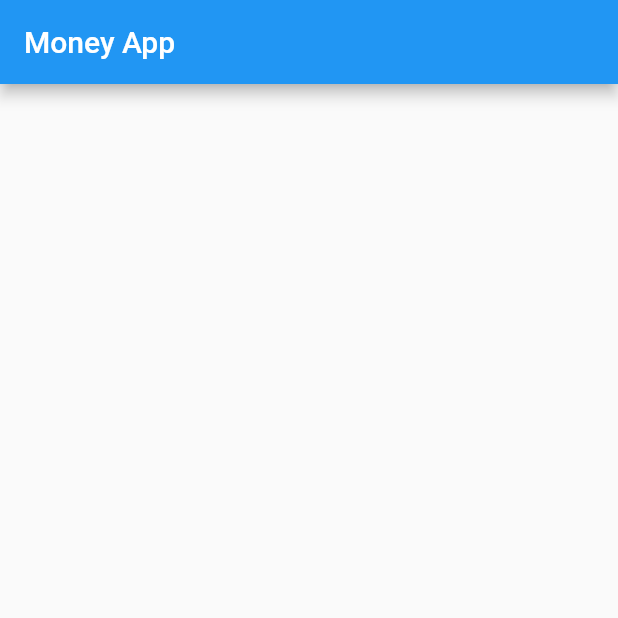
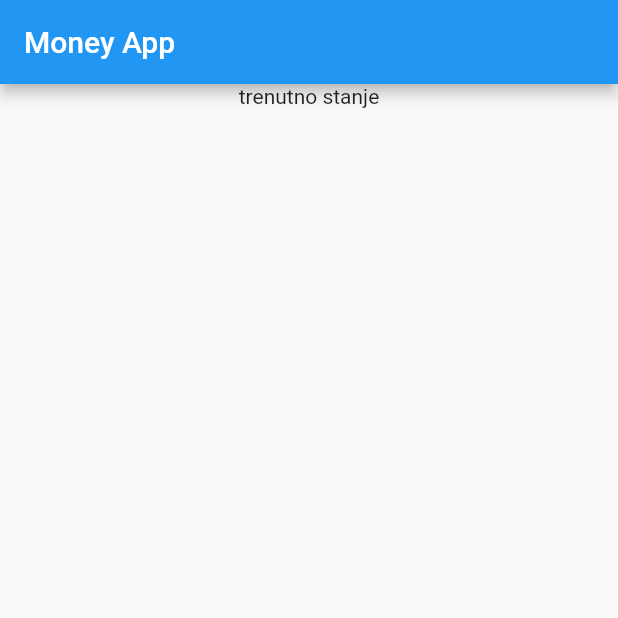
Before and after one commit to eldarheleg/moneyapp, a Flutter app: the screen it shows after launch, on a phone screen of 412 x 824 dp, the top half of it. Run offline on Flutter 3.47's test engine with Material 2 defaults, Android fonts, the phone set to English and light mode, and no system bars; our stand-ins replace get.

```diff
--- a/money_app/lib/screens/transactions_screen.dart
+++ b/money_app/lib/screens/transactions_screen.dart
@@ -5,6 +5,17 @@ class Transactions extends StatelessWidget {
 
   @override
   Widget build(BuildContext context) {
-    return Scaffold(appBar: AppBar(title: Text('Money App'),),);
+    return Scaffold(
+      appBar: AppBar(
+        title: Text('Money App'),
+      ),
+      body: Column(
+        children: [
+          Center(
+            child: Text('trenutno stanje'),
+          )
+        ],
+      ),
+    );
   }
 }
```
Also changed, not shown: money_app/pubspec.yaml (+14 -14 lines), money_app/lib/assets/fonts/Montserrat-Bold.ttf (added), money_app/lib/assets/fonts/Montserrat-Italic.ttf (added), money_app/lib/assets/fonts/Montserrat-Light.ttf (added), money_app/lib/assets/fonts/Montserrat-Medium.ttf (added), money_app/lib/assets/fonts/Montserrat-Regular.ttf (added), money_app/lib/assets/fonts/Montserrat-Thin.ttf (added), money_app/lib/assets/images/loan_icon.png (added), money_app/lib/assets/images/phone_icon.png (added), money_app/lib/assets/images/wallet_icon.png (added), 1 other file.
